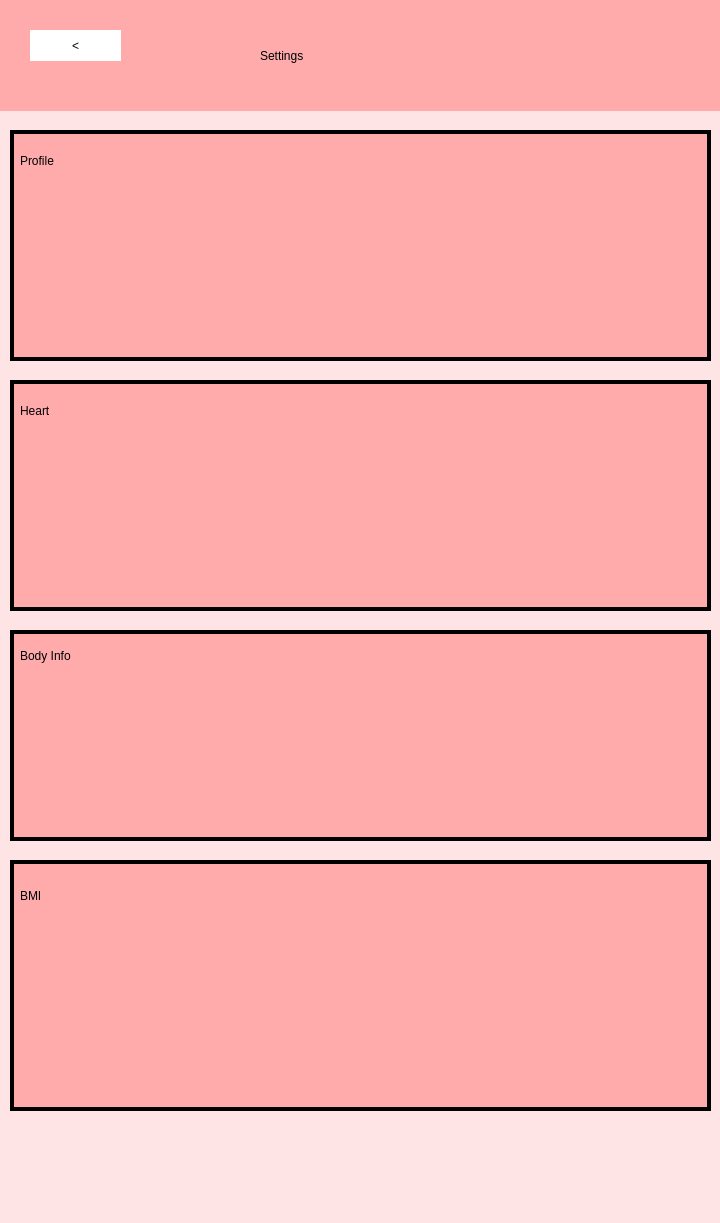
Before: the Qt Designer form UI/PHS_setting.ui in NaryanSambhi/CSCN72030---Sec3---Group2, drawn with Qt 5.
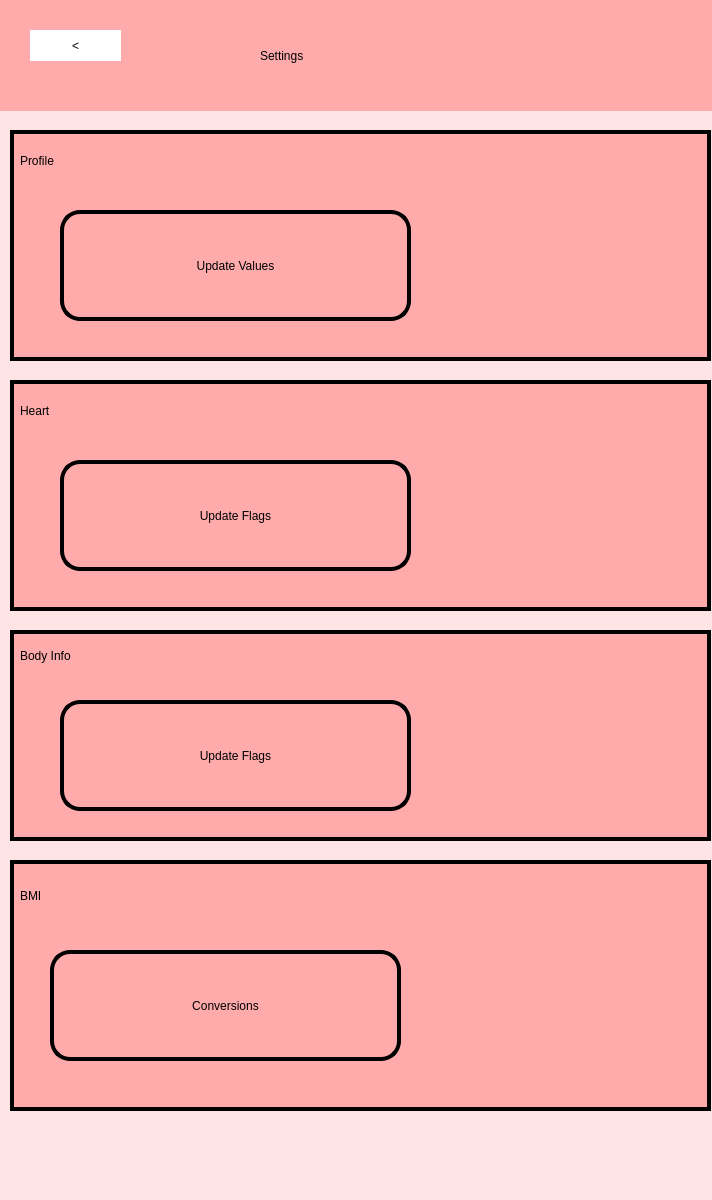
After: the same form once the commit is applied. Icons and pictures are not drawn.

Diff of the .ui file:
```diff
--- a/UI/PHS_setting.ui
+++ b/UI/PHS_setting.ui
@@ -6,8 +6,8 @@
    <rect>
     <x>0</x>
     <y>0</y>
-    <width>720</width>
-    <height>1223</height>
+    <width>712</width>
+    <height>1200</height>
    </rect>
   </property>
   <property name="windowTitle">
@@ -138,6 +138,26 @@
        <bool>true</bool>
       </property>
      </widget>
+     <widget class="QPushButton" name="Settingheart">
+      <property name="geometry">
+       <rect>
+        <x>50</x>
+        <y>80</y>
+        <width>351</width>
+        <height>111</height>
+       </rect>
+      </property>
+      <property name="styleSheet">
+       <string notr="true">color: rgb(0, 0, 0);
+background-color: rgb(255, 171, 172);
+border: 4px solid black;
+border-radius:20px;
+font: 30pt &quot;Monospace&quot;;</string>
+      </property>
+      <property name="text">
+       <string>Update Flags</string>
+      </property>
+     </widget>
     </widget>
     <widget class="QWidget" name="widget_8" native="true">
      <property name="geometry">
@@ -194,6 +214,26 @@
        <bool>true</bool>
       </property>
      </widget>
+     <widget class="QPushButton" name="Settingbodyinfo">
+      <property name="geometry">
+       <rect>
+        <x>50</x>
+        <y>70</y>
+        <width>351</width>
+        <height>111</height>
+       </rect>
+      </property>
+      <property name="styleSheet">
+       <string notr="true">color: rgb(0, 0, 0);
+background-color: rgb(255, 171, 172);
+border: 4px solid black;
+border-radius:20px;
+font: 30pt &quot;Monospace&quot;;</string>
+      </property>
+      <property name="text">
+       <string>Update Flags</string>
+      </property>
+     </widget>
     </widget>
     <widget class="QWidget" name="widget_9" native="true">
      <property name="geometry">
@@ -248,6 +288,26 @@
        <bool>true</bool>
       </property>
      </widget>
+     <widget class="QPushButton" name="Conversions">
+      <property name="geometry">
+       <rect>
+        <x>40</x>
+        <y>90</y>
+        <width>351</width>
+        <height>111</height>
+       </rect>
+      </property>
+      <property name="styleSheet">
+       <string notr="true">color: rgb(0, 0, 0);
+background-color: rgb(255, 171, 172);
+border: 4px solid black;
+border-radius:20px;
+font: 30pt &quot;Monospace&quot;;</string>
+      </property>
+      <property name="text">
+       <string>Conversions</string>
+      </property>
+     </widget>
     </widget>
     <widget class="QWidget" name="widget_10" native="true">
      <property name="geometry">
@@ -302,6 +362,26 @@
        <bool>true</bool>
       </property>
      </widget>
+     <widget class="QPushButton" name="Settingprofile">
+      <property name="geometry">
+       <rect>
+        <x>50</x>
+        <y>80</y>
+        <width>351</width>
+        <height>111</height>
+       </rect>
+      </property>
+      <property name="styleSheet">
+       <string notr="true">color: rgb(0, 0, 0);
+background-color: rgb(255, 171, 172);
+border: 4px solid black;
+border-radius:20px;
+font: 30pt &quot;Monospace&quot;;</string>
+      </property>
+      <property name="text">
+       <string>Update Values</string>
+      </property>
+     </widget>
     </widget>
    </widget>
   </widget>
```
